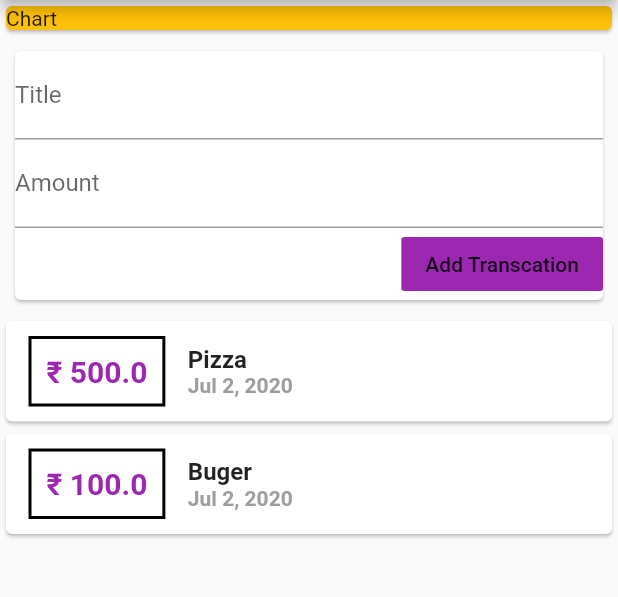
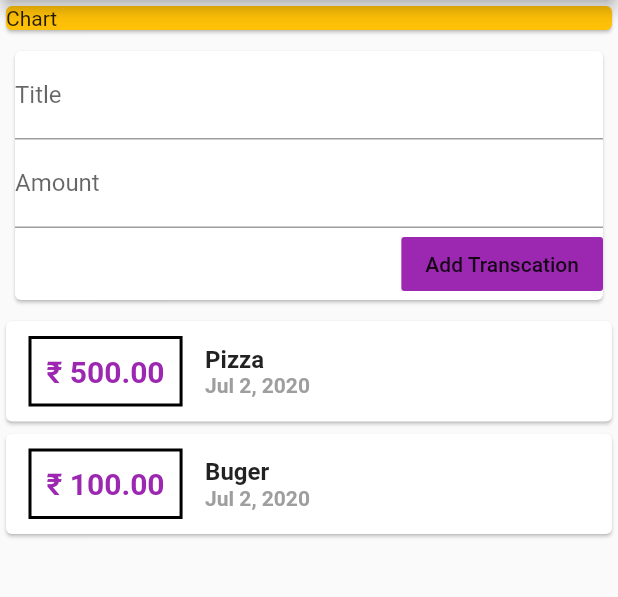
Before and after one commit to AstroEngineeer/Expense_Planner_App, a Flutter app: the screen it shows after launch, after a tap on "Add Transcation", on a phone screen of 412 x 824 dp, the part 84-681 px from its top. Run offline on Flutter 3.47's test engine with Material 2 defaults, Android fonts, the phone set to English and light mode, and no system bars.

```diff
--- a/lib/widgets/New_Transcation.dart
+++ b/lib/widgets/New_Transcation.dart
@@ -6,6 +6,14 @@ class NewTranscation extends StatelessWidget {
   final Function addTranscation;
 
   NewTranscation(this.addTranscation);
+
+  void Submit() {
+    final amt = double.parse(amountInput.text);
+    if (amt <= 0 || titleInput.text.isEmpty) {
+      return;
+    }
+    addTranscation(titleInput.text, amt);
+  }
 
   @override
   Widget build(BuildContext context) {
@@ -17,16 +25,17 @@ class NewTranscation extends StatelessWidget {
           TextField(
             decoration: InputDecoration(labelText: "Title"),
             controller: titleInput,
+            onSubmitted: (_) => Submit(),
           ),
           TextField(
             decoration: InputDecoration(labelText: "Amount"),
             controller: amountInput,
+            onSubmitted: (_) => Submit(),
+            keyboardType: TextInputType.number,
           ),
           FlatButton(
               color: Colors.purple,
-              onPressed: () {
-                addTranscation(titleInput.text, double.parse(amountInput.text));
-              },
+              onPressed: Submit,
               child: Text("Add Transcation")),
         ],
       ),
--- a/lib/widgets/Transcation_List.dart
+++ b/lib/widgets/Transcation_List.dart
@@ -9,13 +9,16 @@ class TranscationList extends StatelessWidget {
 
   @override
   Widget build(BuildContext context) {
-    return Column(
-        children: transcations.map((tx) {
+    return Container(
+      height: 350,
+      child: ListView.builder(
+          itemCount: transcations.length,
+          itemBuilder: (context, index) {
             return Card(
                 child: Row(
               children: <Widget>[
                 Container(
-            child: Text("₹ ${tx.amt}",
+                  child: Text("₹ ${transcations[index].amt.toStringAsFixed(2)}",
                       style: TextStyle(
                           color: Colors.purple,
                           fontWeight: FontWeight.bold,
@@ -24,7 +27,9 @@ class TranscationList extends StatelessWidget {
                   padding: EdgeInsets.all(10),
                   decoration: BoxDecoration(
                     border: Border.all(
-                  color: Colors.black, style: BorderStyle.solid, width: 2),
+                        color: Colors.black,
+                        style: BorderStyle.solid,
+                        width: 2),
                   ),
                 ),
                 Column(
@@ -32,12 +37,13 @@ class TranscationList extends StatelessWidget {
                   children: <Widget>[
                     Container(
                         child: Text(
-                tx.title,
-                style: TextStyle(fontSize: 16, fontWeight: FontWeight.bold),
+                      transcations[index].title,
+                      style:
+                          TextStyle(fontSize: 16, fontWeight: FontWeight.bold),
                     )),
                     Container(
                         child: Text(
-                DateFormat.yMMMd().format(tx.date),
+                      DateFormat.yMMMd().format(transcations[index].date),
                       style: TextStyle(
                           color: Colors.grey,
                           fontSize: 14,
@@ -47,6 +53,7 @@ class TranscationList extends StatelessWidget {
                 )
               ],
             ));
-    }).toList());
+          }),
+    );
   }
 }
```
Lines whose indentation alone changed are shown as unchanged.
